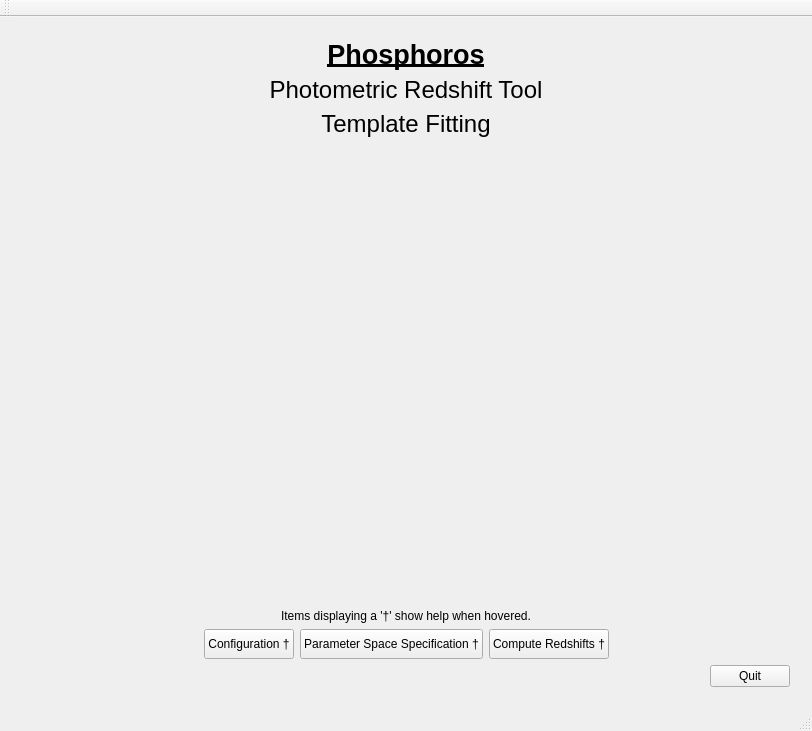
astrorama/Phosphoros, file PhzQtUI/auxdir/PhzQtUI/MainWindow.ui: the form before one commit.
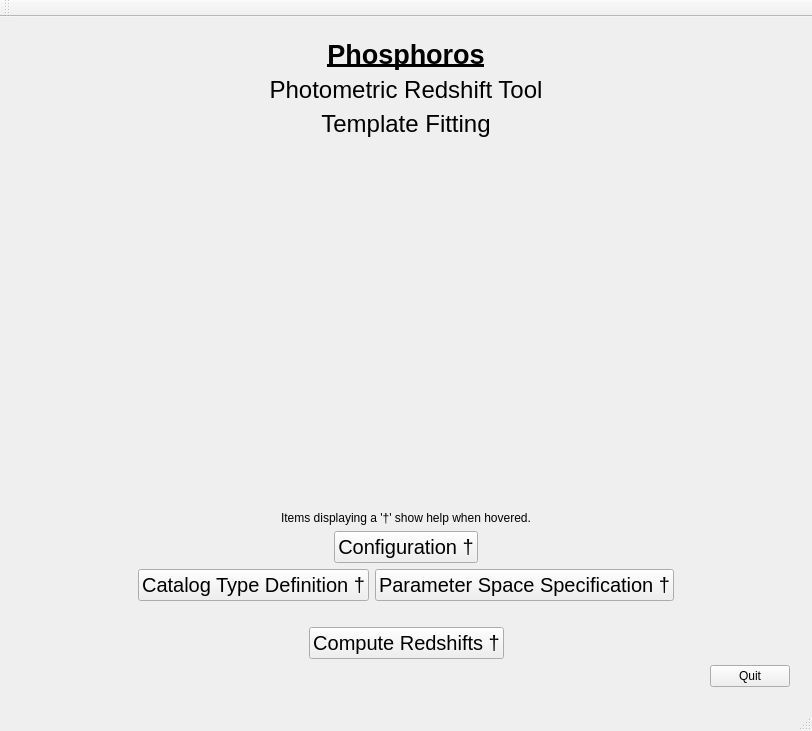
The form after the commit. Custom widgets are drawn as their Qt base class.

Diff of the .ui file:
```diff
--- a/PhzQtUI/auxdir/PhzQtUI/MainWindow.ui
+++ b/PhzQtUI/auxdir/PhzQtUI/MainWindow.ui
@@ -117,9 +117,9 @@
          </widget>
         </item>
         <item>
-         <layout class="QHBoxLayout" name="horizontalLayout">
+         <layout class="QHBoxLayout" name="horizontalLayout_6">
           <item>
-           <spacer name="horizontalSpacer_5">
+           <spacer name="horizontalSpacer_10">
             <property name="orientation">
              <enum>Qt::Horizontal</enum>
             </property>
@@ -139,6 +139,11 @@
               <height>30</height>
              </size>
             </property>
+            <property name="font">
+             <font>
+              <pointsize>15</pointsize>
+             </font>
+            </property>
             <property name="toolTip">
              <string>Working directory path definition, Auxiliary data management and Catalog fillter mapping definition.</string>
             </property>
@@ -148,6 +153,51 @@
            </widget>
           </item>
           <item>
+           <spacer name="horizontalSpacer_11">
+            <property name="orientation">
+             <enum>Qt::Horizontal</enum>
+            </property>
+            <property name="sizeHint" stdset="0">
+             <size>
+              <width>40</width>
+              <height>20</height>
+             </size>
+            </property>
+           </spacer>
+          </item>
+         </layout>
+        </item>
+        <item>
+         <layout class="QHBoxLayout" name="horizontalLayout_5">
+          <item>
+           <spacer name="horizontalSpacer_8">
+            <property name="orientation">
+             <enum>Qt::Horizontal</enum>
+            </property>
+            <property name="sizeHint" stdset="0">
+             <size>
+              <width>40</width>
+              <height>20</height>
+             </size>
+            </property>
+           </spacer>
+          </item>
+          <item>
+           <widget class="QPushButton" name="btn_HomeToCatalog">
+            <property name="font">
+             <font>
+              <pointsize>15</pointsize>
+             </font>
+            </property>
+            <property name="toolTip">
+             <string>Define the Mapping between the catalog file(s) columns and the filters</string>
+            </property>
+            <property name="text">
+             <string>Catalog Type Definition †</string>
+            </property>
+           </widget>
+          </item>
+          <item>
            <widget class="QPushButton" name="btn_HomeToModel">
             <property name="minimumSize">
              <size>
@@ -155,6 +205,11 @@
               <height>30</height>
              </size>
             </property>
+            <property name="font">
+             <font>
+              <pointsize>15</pointsize>
+             </font>
+            </property>
             <property name="toolTip">
              <string>Specify the parameter space for the creation of model grid.</string>
             </property>
@@ -164,6 +219,66 @@
            </widget>
           </item>
           <item>
+           <spacer name="horizontalSpacer_9">
+            <property name="orientation">
+             <enum>Qt::Horizontal</enum>
+            </property>
+            <property name="sizeHint" stdset="0">
+             <size>
+              <width>40</width>
+              <height>20</height>
+             </size>
+            </property>
+           </spacer>
+          </item>
+         </layout>
+        </item>
+        <item>
+         <layout class="QHBoxLayout" name="horizontalLayout_3">
+          <item>
+           <spacer name="horizontalSpacer_6">
+            <property name="orientation">
+             <enum>Qt::Horizontal</enum>
+            </property>
+            <property name="sizeHint" stdset="0">
+             <size>
+              <width>40</width>
+              <height>20</height>
+             </size>
+            </property>
+           </spacer>
+          </item>
+          <item>
+           <spacer name="horizontalSpacer_7">
+            <property name="orientation">
+             <enum>Qt::Horizontal</enum>
+            </property>
+            <property name="sizeHint" stdset="0">
+             <size>
+              <width>40</width>
+              <height>20</height>
+             </size>
+            </property>
+           </spacer>
+          </item>
+         </layout>
+        </item>
+        <item>
+         <layout class="QHBoxLayout" name="horizontalLayout">
+          <item>
+           <spacer name="horizontalSpacer_5">
+            <property name="orientation">
+             <enum>Qt::Horizontal</enum>
+            </property>
+            <property name="sizeHint" stdset="0">
+             <size>
+              <width>40</width>
+              <height>20</height>
+             </size>
+            </property>
+           </spacer>
+          </item>
+          <item>
            <widget class="QPushButton" name="btn_HomeToAnalysis">
             <property name="minimumSize">
              <size>
@@ -171,6 +286,11 @@
               <height>30</height>
              </size>
             </property>
+            <property name="font">
+             <font>
+              <pointsize>15</pointsize>
+             </font>
+            </property>
             <property name="toolTip">
              <string>Compute the model grid, calculate photometric photometric correction and run template fitting in order to produce photo-z catalog.</string>
             </property>
@@ -250,6 +370,11 @@
  </widget>
  <layoutdefault spacing="6" margin="11"/>
  <customwidgets>
+  <customwidget>
+   <class>Euclid::PhzQtUI::FormSurveyMapping</class>
+   <extends>QWidget</extends>
+   <header>PhzQtUI/FormSurveyMapping.h</header>
+  </customwidget>
   <customwidget>
    <class>Euclid::PhzQtUI::FormModelSet</class>
    <extends>QWidget</extends>
```
Left out of the diff: 15 changed lines with no effect on the pictures.
